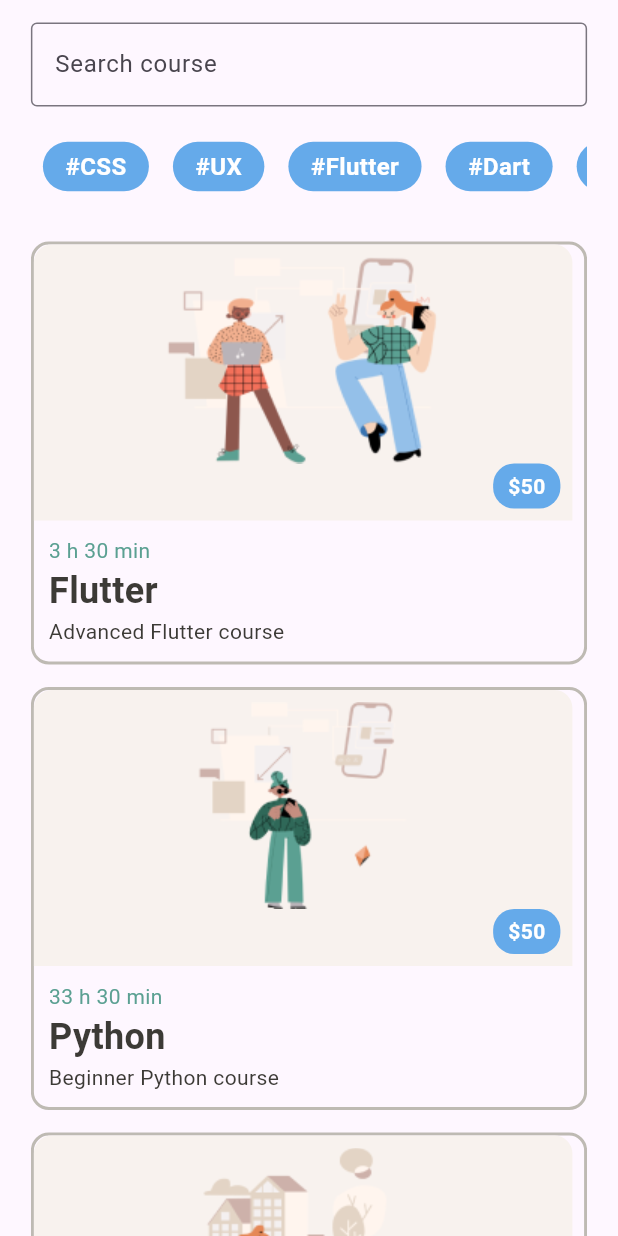
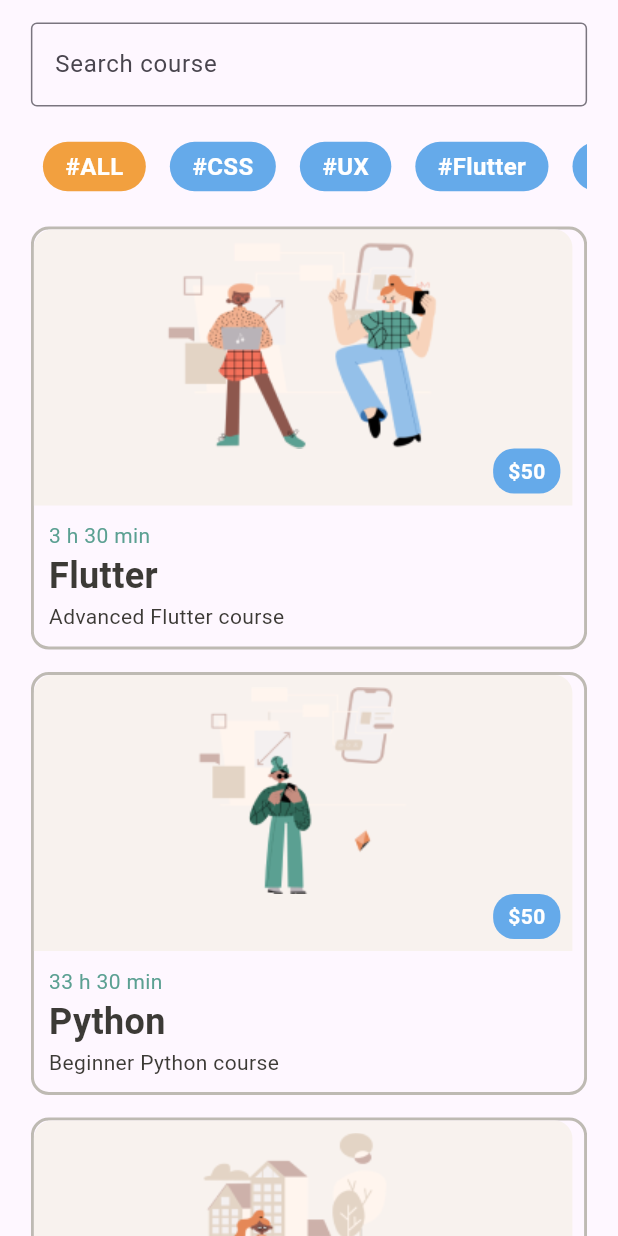
Before and after one commit to ahaithem/edtech_app, a Flutter app: the Course screen opened directly, on a phone screen of 412 x 824 dp. Run offline on Flutter 3.47's test engine with Material 3 defaults, Android fonts, the light colour scheme and no system bars; our stand-ins replace awesome_dialog, card_swiper, cloud_firestore, firebase_auth, firebase_core, firebase_storage and 2 more; accounts and stored records are empty.

Commit message:
add functionality so the user can search by category

```diff
--- /dev/null
+++ b/lib/courses/all_courses.dart
@@ -0,0 +1,50 @@
+import 'package:flutter/material.dart';
+import 'api_key_google_console.dart';
+import 'course_type.dart';
+import '../constns/color_text_size.dart';
+import '../widgets/category.dart';
+
+final List<CourseType> courses = [
+  const CourseType(
+      courseTitle: 'Flutter',
+      courseDuration: '3 h 30 min',
+      courseDescription: 'Advanced Flutter course',
+      courseImageUrl: 'assets/images/13.png',
+      coursePrice: '50',
+      coursePlaylistId: 'PL93xoMrxRJIviJiC76oO5aV8bDp2s3OrA'),
+  const CourseType(
+      courseTitle: 'Python',
+      courseDuration: '33 h 30 min',
+      courseDescription: 'Beginner Python course',
+      courseImageUrl: 'assets/images/8.png',
+      coursePrice: '50',
+      coursePlaylistId: 'PLIhvC56v63ILPDA2DQBv0IKzqsWTZxCkp'),
+  const CourseType(
+      courseTitle: 'UI & UX Essentials',
+      courseDuration: '2 h 30 min',
+      courseDescription: 'UI/UX Essentials',
+      courseImageUrl: 'assets/images/9.png',
+      coursePrice: '50',
+      coursePlaylistId: 'PL0lNJEnwfVVOQ8qKmLoT7tLdTDKhEDzmG'),
+  const CourseType(
+      courseTitle: 'UI & UX',
+      courseDuration: '2 h',
+      courseDescription: 'Learn UI & UX for beginners',
+      courseImageUrl: 'assets/images/10.png',
+      coursePrice: '50',
+      coursePlaylistId: 'PLmQ0KfqeaHAuud_Aav-94nfToArf6Uh4K'),
+  const CourseType(
+      courseTitle: 'HTML',
+      courseDuration: '4 h',
+      courseDescription: 'Learn HTML from scratch',
+      courseImageUrl: 'assets/images/11.png',
+      coursePrice: '50',
+      coursePlaylistId: 'PLDoPjvoNmBAw_t_XWUFbBX-c9MafPk9ji'),
+  const CourseType(
+      courseTitle: 'CSS tutorials',
+      courseDuration: '12 h',
+      courseDescription: 'Learn CSS for beginners',
+      courseImageUrl: 'assets/images/13.png',
+      coursePrice: '50',
+      coursePlaylistId: 'PL0Zuz27SZ-6Mx9fd9elt80G1bPcySmWit'),
+];
--- a/lib/courses/course.dart
+++ b/lib/courses/course.dart
@@ -3,6 +3,7 @@ import 'api_key_google_console.dart';
 import 'course_type.dart';
 import '../constns/color_text_size.dart';
 import '../widgets/category.dart';
+import 'all_courses.dart';
 
 class Course extends StatefulWidget {
   const Course({super.key});
@@ -12,73 +13,55 @@ class Course extends StatefulWidget {
 }
 
 class _CourseState extends State<Course> {
+  // API key for accessing Google services
   final String apiKey = API_KEY;
+
+  // Controller for the search text field
   final TextEditingController _searchController = TextEditingController();
-  final List<CourseType> _courses = [
-    const CourseType(
-        courseTitle: 'Flutter',
-        courseDuration: '3 h 30 min',
-        courseDescription: 'Advanced Flutter course',
-        courseImageUrl: 'assets/images/13.png',
-        coursePrice: '50',
-        coursePlaylistId: 'PL93xoMrxRJIviJiC76oO5aV8bDp2s3OrA'),
-    const CourseType(
-        courseTitle: 'Python',
-        courseDuration: '33 h 30 min',
-        courseDescription: 'Beginner Python course',
-        courseImageUrl: 'assets/images/8.png',
-        coursePrice: '50',
-        coursePlaylistId: 'PLIhvC56v63ILPDA2DQBv0IKzqsWTZxCkp'),
-    const CourseType(
-        courseTitle: 'UI & UX Essentials',
-        courseDuration: '2 h 30 min',
-        courseDescription: 'UI/UX Essentials',
-        courseImageUrl: 'assets/images/9.png',
-        coursePrice: '50',
-        coursePlaylistId: 'PL0lNJEnwfVVOQ8qKmLoT7tLdTDKhEDzmG'),
-    const CourseType(
-        courseTitle: 'UI & UX',
-        courseDuration: '2 h',
-        courseDescription: 'Learn UI & UX for beginners',
-        courseImageUrl: 'assets/images/10.png',
-        coursePrice: '50',
-        coursePlaylistId: 'PLmQ0KfqeaHAuud_Aav-94nfToArf6Uh4K'),
-    const CourseType(
-        courseTitle: 'HTML',
-        courseDuration: '4 h',
-        courseDescription: 'Learn HTML from scratch',
-        courseImageUrl: 'assets/images/11.png',
-        coursePrice: '50',
-        coursePlaylistId: 'PLDoPjvoNmBAw_t_XWUFbBX-c9MafPk9ji'),
-    const CourseType(
-        courseTitle: 'CSS tutorials',
-        courseDuration: '12 h',
-        courseDescription: 'Learn CSS for beginners',
-        courseImageUrl: 'assets/images/13.png',
-        coursePrice: '50',
-        coursePlaylistId: 'PL0Zuz27SZ-6Mx9fd9elt80G1bPcySmWit'),
-  ];
+
+  // List to hold the filtered courses
   List<CourseType> _filteredCourses = [];
 
   @override
   void initState() {
     super.initState();
-    _filteredCourses = _courses;
+    // Initialize the filtered courses with all courses
+    _filteredCourses = courses;
+    // Add a listener to the search controller to filter courses as the user types
     _searchController.addListener(_filterCourses);
   }
 
   @override
   void dispose() {
+    // Dispose the search controller when the widget is disposed
     _searchController.dispose();
     super.dispose();
   }
 
+  // Method to filter courses based on the search query
   void _filterCourses() {
     final query = _searchController.text.toLowerCase();
     setState(() {
-      _filteredCourses = _courses.where((course) {
+      _filteredCourses = courses.where((course) {
         return course.courseTitle.toLowerCase().contains(query);
       }).toList();
+    });
+  }
+
+  // Method to filter courses based on the selected category
+  void _filterCoursesByCategory(String category) {
+    setState(() {
+      if (category == '#ALL') {
+        // If the category is '#ALL', show all courses
+        _filteredCourses = courses;
+      } else {
+        // Otherwise, filter courses by the selected category
+        _filteredCourses = courses.where((course) {
+          return course.courseTitle.toLowerCase().contains(
+                category.substring(1).toLowerCase(),
+              );
+        }).toList();
+      }
     });
   }
 
@@ -88,10 +71,10 @@ class _CourseState extends State<Course> {
       body: Center(
         child: Column(
           children: [
+            // Search text field
             SizedBox(
-              width: MediaQuery.of(context).size.width * 0.9, // 90% width
+              width: MediaQuery.of(context).size.width * 0.9,
               child: Padding(
-                //padding: const EdgeInsets.only(bottom: 20, top: 15),
                 padding: const EdgeInsets.only(top: 15),
                 child: TextField(
                   controller: _searchController,
@@ -107,23 +90,27 @@ class _CourseState extends State<Course> {
                 ),
               ),
             ),
+            // Category carousel
             SizedBox(
-                width: MediaQuery.of(context).size.width * 0.9, // 90% width
-                child: const Padding(
-                  padding: EdgeInsets.only(top: 15, bottom: 10),
-                  child: CarouselExample(),
-                )),
+              width: MediaQuery.of(context).size.width * 0.9,
+              child: Padding(
+                padding: const EdgeInsets.only(top: 15),
+                child: CarouselExample(
+                  onCategorySelected: _filterCoursesByCategory,
+                ),
+              ),
+            ),
+            // List of filtered courses
             Expanded(
               child: SizedBox(
-                width: MediaQuery.of(context).size.width * 0.9, // 90% width
+                width: MediaQuery.of(context).size.width * 0.9,
                 child: ListView.builder(
-                  //padding: const EdgeInsets.symmetric(horizontal: 16),
                   itemCount: _filteredCourses.length,
                   itemBuilder: (context, index) {
                     return Container(
                       padding: const EdgeInsets.only(top: 15),
                       child: _filteredCourses[index],
-                    ); // Directly return the course
+                    );
                   },
                 ),
               ),
--- a/lib/widgets/category.dart
+++ b/lib/widgets/category.dart
@@ -2,7 +2,9 @@ import 'package:flutter/material.dart';
 import '../constns/color_text_size.dart';
 
 class CarouselExample extends StatefulWidget {
-  const CarouselExample({super.key});
+  final Function(String) onCategorySelected; // Callback for category selection
+
+  const CarouselExample({super.key, required this.onCategorySelected});
 
   @override
   State<CarouselExample> createState() => _CarouselExampleState();
@@ -10,6 +12,7 @@ class CarouselExample extends StatefulWidget {
 
 class _CarouselExampleState extends State<CarouselExample> {
   final List<String> items = [
+    '#ALL',
     '#CSS',
     '#UX',
     '#Flutter',
@@ -34,6 +37,8 @@ class _CarouselExampleState extends State<CarouselExample> {
     '#React Native',
   ];
 
+  String selectedCategory = '#ALL'; // Track the selected category
+
   @override
   Widget build(BuildContext context) {
     return Center(
@@ -43,11 +48,38 @@ class _CarouselExampleState extends State<CarouselExample> {
           scrollDirection: Axis.horizontal,
           itemCount: items.length,
           itemBuilder: (context, index) {
+            final category = items[index];
+            final isSelected = category == selectedCategory;
+
             return Padding(
-              padding: const EdgeInsets.symmetric(
-                  horizontal: 8.0), // Spacing between items
-              child: UncontainedLayoutCard(
-                label: items[index],
+              padding: const EdgeInsets.symmetric(horizontal: 8.0),
+              child: GestureDetector(
+                onTap: () {
+                  setState(() {
+                    selectedCategory = category;
+                  });
+                  widget.onCategorySelected(category); // Notify parent widget
+                },
+                child: Center(
+                  child: Container(
+                    padding:
+                        const EdgeInsets.symmetric(horizontal: 15, vertical: 5),
+                    decoration: BoxDecoration(
+                      color: isSelected ? warning_color : secondary_color,
+                      borderRadius: BorderRadius.circular(20),
+                    ),
+                    child: Text(
+                      category,
+                      style: const TextStyle(
+                        color: Colors.white,
+                        fontSize: 16,
+                        fontWeight: FontWeight.bold,
+                      ),
+                      overflow: TextOverflow.clip,
+                      softWrap: false,
+                    ),
+                  ),
+                ),
               ),
             );
           },
@@ -56,38 +88,3 @@ class _CarouselExampleState extends State<CarouselExample> {
     );
   }
 }
-
-class UncontainedLayoutCard extends StatelessWidget {
-  const UncontainedLayoutCard({
-    super.key,
-    required this.label,
-  });
-
-  final String label;
-
-  @override
-  Widget build(BuildContext context) {
-    TextStyle textStyle = const TextStyle(
-      color: Colors.white,
-      fontSize: 16,
-      fontWeight: FontWeight.bold,
-    );
-
-    return Center(
-      child: Container(
-        padding: const EdgeInsets.symmetric(horizontal: 15, vertical: 5),
-        decoration: BoxDecoration(
-          color: secondary_color,
-          borderRadius:
-              BorderRadius.circular(20), // Rounded corners for better UI
-        ),
-        child: Text(
-          label,
-          style: textStyle,
-          overflow: TextOverflow.clip,
-          softWrap: false,
-        ),
-      ),
-    );
-  }
-}
```
